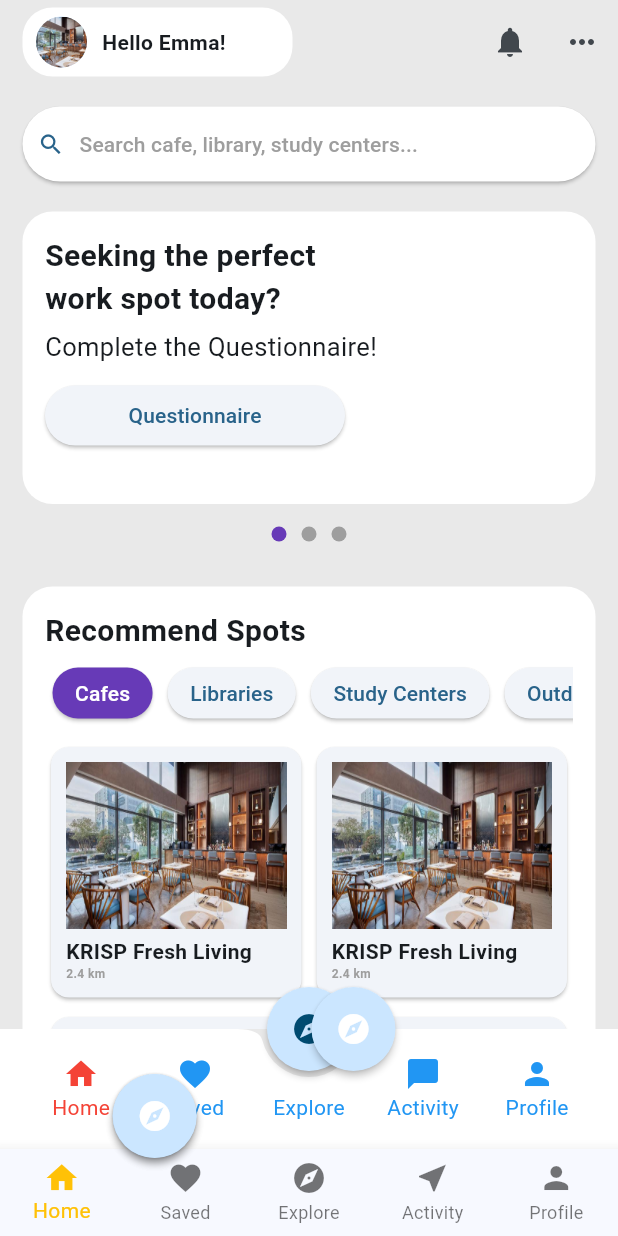
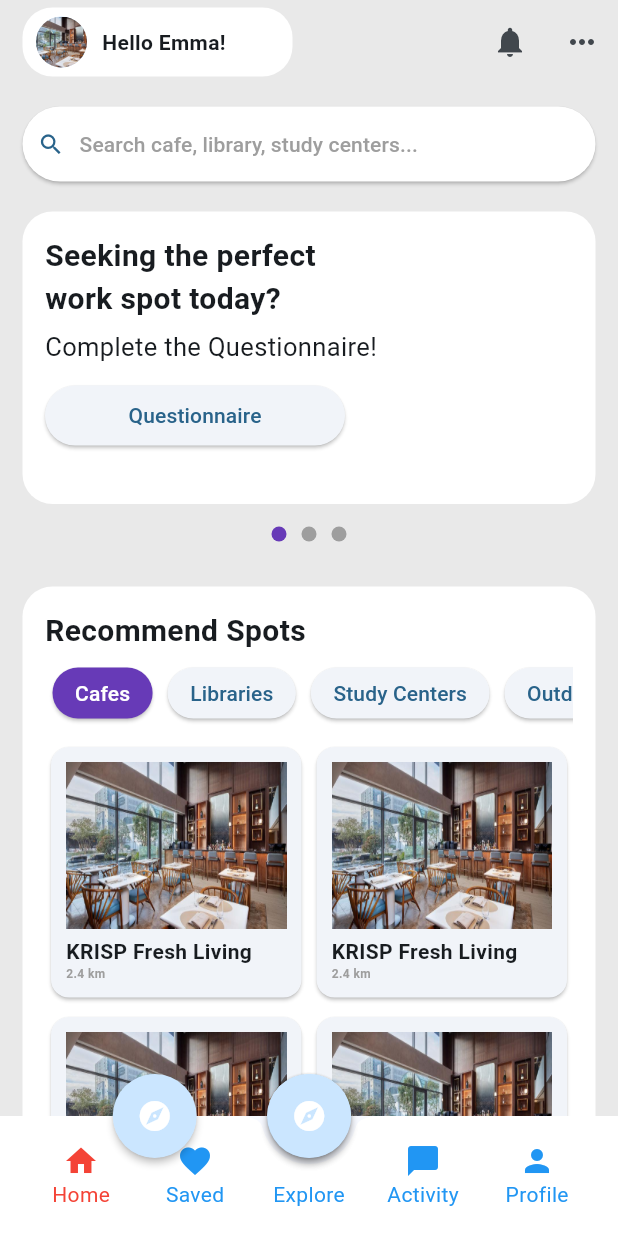
Before and after one commit to SpotSpots/spots_front, a Flutter app: the TabControlPage screen opened directly, on a phone screen of 412 x 824 dp. Run offline on Flutter 3.47's test engine with Material 3 defaults, Android fonts, the phone set to English and light mode, and no system bars; our stand-ins replace cloud_firestore, firebase_auth, firebase_core, modal_progress_hud_nsn; accounts and stored records are empty.

Commit message:
feat: NavigationBar 기존 코드에 맞게 수정
- TabControl를 이용할 수 있도록 수정
- CustomBottomNavigationBar로 Wrapping함

```diff
--- a/lib/CustomBottomNavigationBar.dart
+++ b/lib/CustomBottomNavigationBar.dart
@@ -1,5 +1,6 @@
 import 'package:flutter/material.dart';
 import 'TabItem.dart';
+import 'fab_bottom_app_bar.dart';
 
 class CustomBottomNavigationBar extends StatelessWidget {
   const CustomBottomNavigationBar({super.key, required this.currentTab, required this.onSelectTab});
@@ -8,37 +9,22 @@ class CustomBottomNavigationBar extends StatelessWidget {
 
   @override
   Widget build(BuildContext context) {
-    return BottomNavigationBar(
-      type: BottomNavigationBarType.fixed,
-      items: const [
-        BottomNavigationBarItem(
-          icon: Icon(Icons.home),
-          label: 'Home',
-        ),
-        BottomNavigationBarItem(
-          icon: Icon(Icons.favorite),
-          label: 'Saved',
-        ),
-        BottomNavigationBarItem(
-          icon: Icon(Icons.explore),
-          label: 'Explore',
-        ),
-        BottomNavigationBarItem(
-          icon: Icon(Icons.near_me),
-          label: 'Activity',
-        ),
-        BottomNavigationBarItem(
-          icon: Icon(Icons.person),
-          label: 'Profile',
-        )
-      ],
-      onTap: (index) => onSelectTab(
+    return FABBottomAppBar(
+      centerItemText: 'Explore',
+      color: Colors.blue,
+      selectedColor: Colors.red,
+      notchedShape: CircularNotchedRectangle(),
+      onTabSelected: (index) => onSelectTab(
         TabItem.values[index],
       ),
+      items: [
+        FABBottomAppBarItem(iconData: Icons.home, text: 'Home'),
+        FABBottomAppBarItem(iconData: Icons.favorite, text: 'Saved'),
+        FABBottomAppBarItem(iconData: Icons.chat_bubble, text: 'Activity'),
+        FABBottomAppBarItem(iconData: Icons.person, text: 'Profile'),
+      ],
+      backgroundColor: Colors.white,
       currentIndex: currentTab.index,
-      selectedItemColor: Colors.amber,
     );
   }
 }
-
-// https://codewithandrea.com/articles/bottom-bar-navigation-with-fab/
--- /dev/null
+++ b/lib/ExploreButton.dart
@@ -0,0 +1,32 @@
+import 'package:flutter/material.dart';
+import 'fab_with_icons.dart';
+import 'layout.dart';
+
+class ExploreButton extends StatelessWidget {
+  ExploreButton({super.key});
+
+  final icons = [ Icons.school, Icons.local_cafe, Icons.more];
+
+  @override
+  Widget build(BuildContext context) {
+    return AnchoredOverlay(
+      showOverlay: true,
+      overlayBuilder: (context, offset) {
+        return CenterAbout(
+          position: Offset(offset.dx, offset.dy - icons.length * 35.0),
+          child: FabWithIcons(
+            icons: icons,
+            onIconTapped: (int value) {  },
+          ),
+        );
+      },
+      child: FloatingActionButton(
+        onPressed: () {},
+        tooltip: 'Increment',
+        child: Icon(Icons.explore),
+        elevation: 2.0,
+        shape: CircleBorder(),
+      ),
+    );
+  }
+}
--- a/lib/HomePage.dart
+++ b/lib/HomePage.dart
@@ -1,10 +1,6 @@
 import 'package:flutter/material.dart';
 import 'package:firebase_auth/firebase_auth.dart';
-import 'ResultPage.dart';
 import 'SearchPage.dart';
-import 'package:spotsfront/fab_with_icons.dart';
-import 'package:spotsfront/fab_bottom_app_bar.dart';
-import 'package:spotsfront/layout.dart';
 
 class HomePage extends StatefulWidget {
   const HomePage({Key? key}) : super(key: key);
@@ -14,21 +10,6 @@ class HomePage extends StatefulWidget {
 }
 
 class _HomePageState extends State<HomePage> {
-
-    String _lastSelected = 'TAB: 0';
-
-    void _selectedTab(int index) {
-      setState(() {
-        _lastSelected = 'TAB: $index';
-      });
-    }
-
-    void _selectedFab(int index) {
-      setState(() {
-        _lastSelected = 'FAB: $index';
-      });
-    }
-
     @override
     Widget build(BuildContext context) {
       return Scaffold(
@@ -335,46 +316,6 @@ class _HomePageState extends State<HomePage> {
             ],
           ),
         ),
-        bottomNavigationBar: FABBottomAppBar(
-          centerItemText: 'Explore',
-          color: Colors.blue,
-          selectedColor: Colors.red,
-          notchedShape: CircularNotchedRectangle(),
-          onTabSelected: _selectedTab,
-          items: [
-            FABBottomAppBarItem(iconData: Icons.home, text: 'Home'),
-            FABBottomAppBarItem(iconData: Icons.favorite, text: 'Saved'),
-            FABBottomAppBarItem(iconData: Icons.chat_bubble, text: 'Activity'),
-            FABBottomAppBarItem(iconData: Icons.person, text: 'Profile'),
-          ],
-          backgroundColor: Colors.white,
-        ),
-        floatingActionButtonLocation: FloatingActionButtonLocation.centerDocked,
-        floatingActionButton: _buildFab(
-            context),
       );
     }
-
-  Widget _buildFab(BuildContext context) {
-    final icons = [ Icons.school, Icons.local_cafe, Icons.more];
-    return AnchoredOverlay(
-      showOverlay: true,
-      overlayBuilder: (context, offset) {
-        return CenterAbout(
-          position: Offset(offset.dx, offset.dy - icons.length * 35.0),
-          child: FabWithIcons(
-            icons: icons,
-            onIconTapped: _selectedFab,
-          ),
-        );
-      },
-      child: FloatingActionButton(
-        onPressed: () {},
-        tooltip: 'Increment',
-        child: Icon(Icons.explore),
-        elevation: 2.0,
-        shape: CircleBorder(),
-      ),
-    );
-  }
 }
--- a/lib/TabControlPage.dart
+++ b/lib/TabControlPage.dart
@@ -1,13 +1,13 @@
 import 'package:flutter/material.dart';
-import 'package:spotsfront/HomePage.dart';
-import 'package:spotsfront/SavedPage.dart';
+import 'HomePage.dart';
+import 'SavedPage.dart';
 import 'TabItem.dart';
 import 'CustomBottomNavigationBar.dart';
+import 'ExploreButton.dart';
 
 Map<TabItem, Widget> tabPages = {
   TabItem.home: const HomePage(),
   TabItem.saved: const SavedPage(),
-  // TabItem.explore: const ExplorePage(),
 };
 
 class TabControlPage extends StatefulWidget {
@@ -49,6 +49,8 @@ class _TabControlPageState extends State<TabControlPage> {
         currentTab: _currentTab,
         onSelectTab: _selectTab,
       ),
+      floatingActionButtonLocation: FloatingActionButtonLocation.centerDocked,
+      floatingActionButton: ExploreButton(),
     );
   }
 
```
Also changed, not shown: lib/InfoScreen.dart (+0 -47 lines), lib/fab_bottom_app_bar.dart (+2 -15 lines), lib/main.dart (+2 -7 lines).
